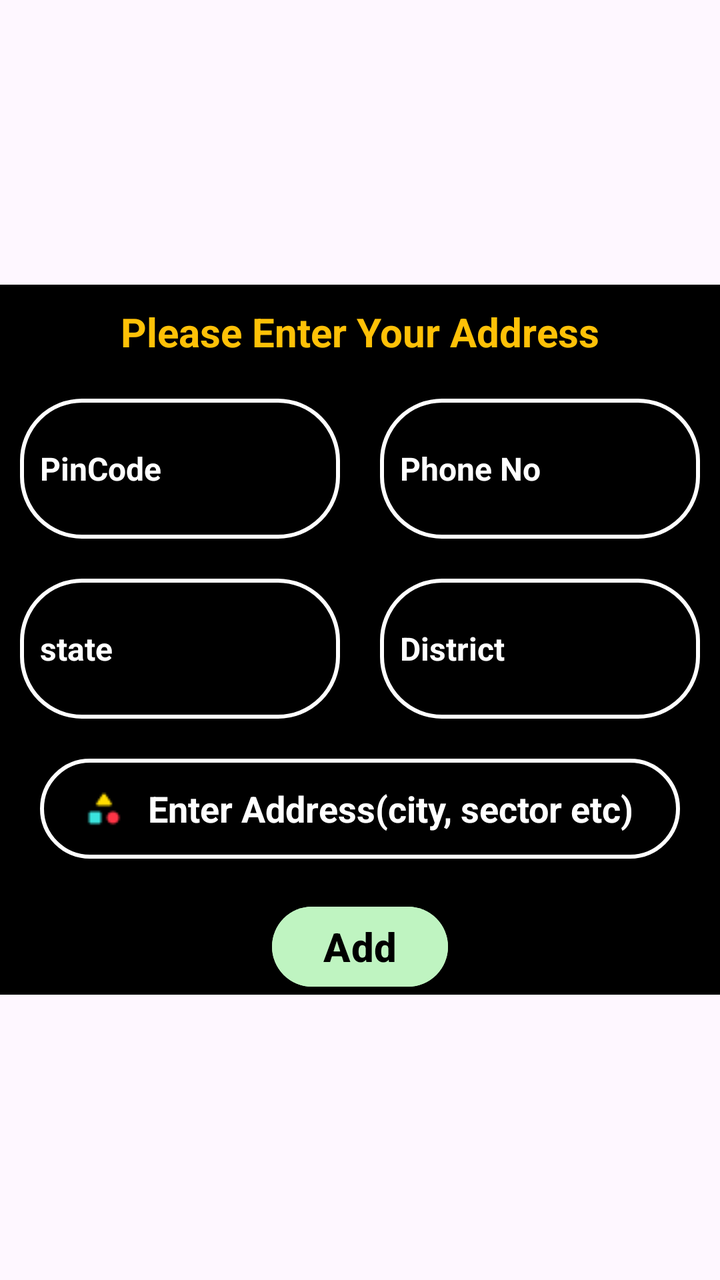
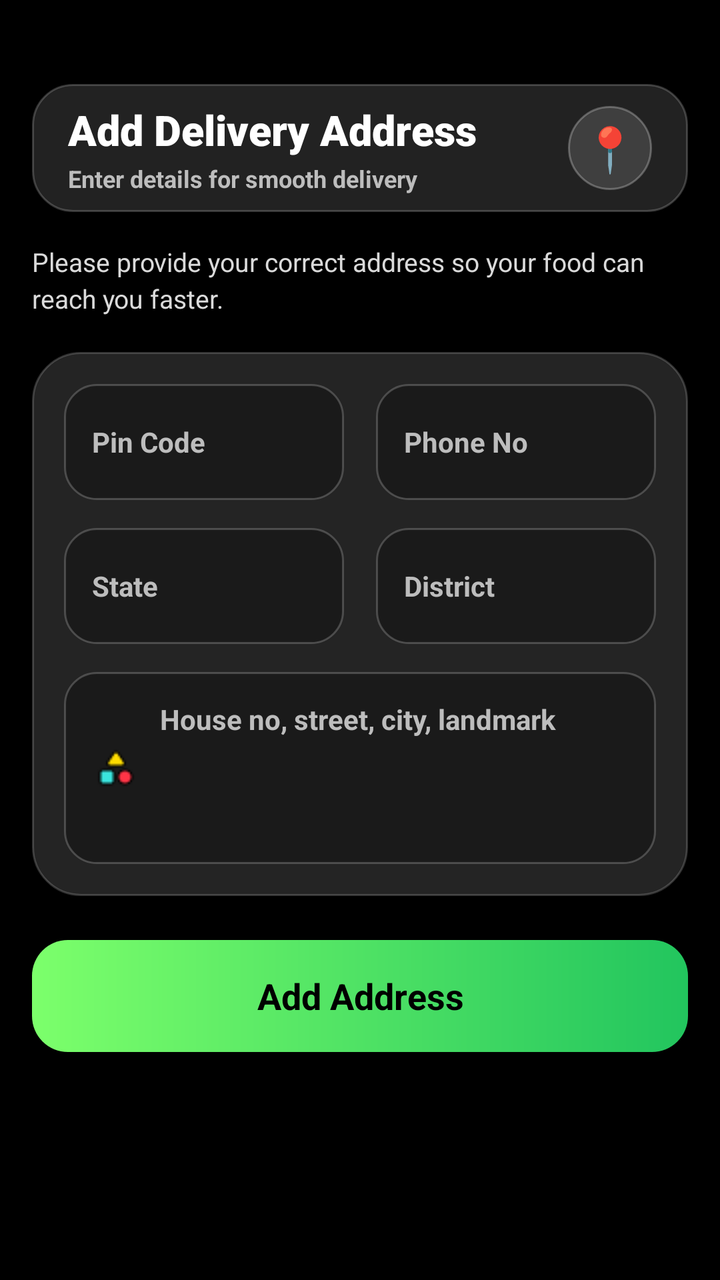

An Android layout rendered at two revisions. The XML below is the earlier revision; the diff shows what the commit changed to produce the second picture.
<!-- AndroidManifest.xml: application theme Theme.Blinklit -->
<!-- res/layout/alert_address_dialog.xml -->
<?xml version="1.0" encoding="utf-8"?>
<ScrollView xmlns:app="http://schemas.android.com/apk/res-auto"
    xmlns:tools="http://schemas.android.com/tools"
    android:layout_width="match_parent"
    android:layout_height="match_parent"
    xmlns:android="http://schemas.android.com/apk/res/android">

    <LinearLayout
        android:layout_width="match_parent"
        android:layout_height="match_parent"
        android:orientation="vertical"
        android:layout_gravity="center"
        android:background="@color/black"
        tools:context=".practice">

        <TextView
            android:layout_width="wrap_content"
            android:layout_height="wrap_content"
            android:textSize="20sp"
            android:textStyle="bold"
            android:text="Please Enter Your Address"
            android:layout_gravity="center"
            android:layout_marginTop="10dp"
            android:textColor="@color/yellow" />




        <LinearLayout
            android:layout_width="match_parent"
            android:layout_height="wrap_content"
            android:layout_marginTop="20dp"
            android:orientation="horizontal"
            >

            <EditText
                android:layout_width="0dp"
                android:id="@+id/PinCode"
                android:layout_height="70dp"
                android:textColor="@color/white"

                android:layout_marginLeft="10dp"
                android:layout_marginRight="10dp"
                android:layout_weight="1"

                android:background="@drawable/bg_add_product"
                android:hint="PinCode"
                android:padding="10dp"
                android:textColorHint="@color/white"
                android:textSize="16sp"
                android:textStyle="bold" />

            <EditText
                android:id="@+id/PhoneNo"
                android:layout_width="0dp"
                android:textColor="@color/white"

                android:layout_height="70dp"
                android:focusableInTouchMode="true"
                android:layout_marginLeft="10dp"
                android:layout_marginRight="10dp"
                android:layout_weight="1"
                android:inputType="text"
                android:background="@drawable/bg_add_product"
                android:hint="Phone No"
                android:padding="10dp"
                android:textColorHint="@color/white"
                android:textSize="16sp"
                android:textStyle="bold" />
        </LinearLayout>

        <LinearLayout
            android:layout_width="match_parent"
            android:layout_height="wrap_content"
            android:layout_marginTop="20dp"
            android:orientation="horizontal"
            >

            <EditText
                android:layout_width="0dp"
                android:id="@+id/state"
                android:layout_height="70dp"
                android:layout_marginLeft="10dp"
                android:layout_marginRight="10dp"
                android:layout_weight="1"
                android:textColor="@color/white"


                android:background="@drawable/bg_add_product"
                android:hint="state"
                android:padding="10dp"
                android:textColorHint="@color/white"
                android:textSize="16sp"
                android:textStyle="bold" />

            <EditText
                android:layout_width="0dp"
                android:id="@+id/District"
                android:layout_height="70dp"
                android:layout_marginLeft="10dp"
                android:layout_marginRight="10dp"
                android:layout_weight="1"
                android:background="@drawable/bg_add_product"
                android:hint="District"
                android:textColor="@color/white"

                android:padding="10dp"

                android:textColorHint="@color/white"
                android:textSize="16sp"
                android:textStyle="bold" />
        </LinearLayout>

        <EditText
            android:layout_width="match_parent"
            android:layout_height="50dp"
            android:id="@+id/Address"
            android:inputType="text"
            android:hint="Enter Address(city, sector etc)"
            android:focusableInTouchMode="true"
            android:textColor="@color/white"


            android:textColorHint="@color/white"
            android:textStyle="bold"
            android:background="@drawable/bg_add_product"
            android:layout_marginTop="20dp"
            android:layout_marginLeft="20dp"
            android:layout_marginRight="20dp"
            android:paddingStart="20dp"
            android:drawablePadding="10dp"

            android:drawableLeft="@drawable/shapes1"/>



        <androidx.constraintlayout.widget.ConstraintLayout
            android:layout_width="match_parent"
            android:layout_marginTop="20dp"
            android:layout_height="match_parent">

            <Button
                android:id="@+id/AddAddress"
                android:layout_width="wrap_content"
                android:layout_height="wrap_content"
                android:layout_gravity="center"
                android:backgroundTint="@color/grey"
                android:enabled="true"
                android:text="Add"

                android:textColor="@color/black"
                android:textSize="20sp"
                android:textStyle="bold"
                app:layout_constraintBottom_toBottomOf="parent"
                app:layout_constraintEnd_toEndOf="parent"
                app:layout_constraintStart_toStartOf="parent" />


        </androidx.constraintlayout.widget.ConstraintLayout>

    </LinearLayout>

</ScrollView>
<!-- resources referenced by this layout -->
<resources>
  <color name="black">#FF000000</color>
  <color name="grey">#BFF4C1</color>
  <color name="white">#FFFFFFFF</color>
  <color name="yellow">#FFC107</color>
  <!-- drawable bg_add_product (drawable) -->
  <?xml version="1.0" encoding="utf-8"?>
  <shape xmlns:android="http://schemas.android.com/apk/res/android">
      <stroke android:width="2dp" android:color="@android:color/white"/>
      <corners android:radius="30dp"/>
  </shape>
  <!-- drawable shapes1: png bitmap (drawable, 597 bytes) -->
  <style name="Theme.Blinklit" parent="Base.Theme.Blinklit" />
  <style name="Base.Theme.Blinklit" parent="Theme.Material3.DayNight.NoActionBar">
          
          
      </style>
</resources>

<!-- the commit's change to res/layout/alert_address_dialog.xml (unified diff, before → after) -->
@@ -1,163 +1,233 @@
 <?xml version="1.0" encoding="utf-8"?>
-<ScrollView xmlns:app="http://schemas.android.com/apk/res-auto"
+<androidx.core.widget.NestedScrollView
+    xmlns:android="http://schemas.android.com/apk/res/android"
+    xmlns:app="http://schemas.android.com/apk/res-auto"
     xmlns:tools="http://schemas.android.com/tools"
     android:layout_width="match_parent"
     android:layout_height="match_parent"
-    xmlns:android="http://schemas.android.com/apk/res/android">
-
-    <LinearLayout
+    android:background="@color/black"
+    android:fillViewport="true"
+    tools:context=".practice">
+
+    <androidx.constraintlayout.widget.ConstraintLayout
+        android:id="@+id/main"
         android:layout_width="match_parent"
-        android:layout_height="match_parent"
-        android:orientation="vertical"
-        android:layout_gravity="center"
-        android:background="@color/black"
-        tools:context=".practice">
-
+        android:layout_height="wrap_content"
+        android:paddingStart="16dp"
+        android:paddingEnd="16dp"
+        android:paddingTop="42dp"
+        android:paddingBottom="24dp">
+
+        
+        <LinearLayout
+            android:id="@+id/addAddressHeader"
+            android:layout_width="0dp"
+            android:layout_height="64dp"
+            android:background="@drawable/bg_address_toolbar"
+            android:elevation="10dp"
+            android:gravity="center_vertical"
+            android:orientation="horizontal"
+            android:paddingStart="18dp"
+            android:paddingEnd="18dp"
+            app:layout_constraintTop_toTopOf="parent"
+            app:layout_constraintStart_toStartOf="parent"
+            app:layout_constraintEnd_toEndOf="parent">
+
+            <LinearLayout
+                android:layout_width="0dp"
+                android:layout_height="wrap_content"
+                android:layout_weight="1"
+                android:orientation="vertical">
+
+                <TextView
+                    android:id="@+id/addAddressTitle"
+                    android:layout_width="match_parent"
+                    android:layout_height="wrap_content"
+                    android:text="Add Delivery Address"
+                    android:textColor="@color/white"
+                    android:textSize="21sp"
+                    android:textStyle="bold"
+                    android:fontFamily="sans-serif-black" />
+
+                <TextView
+                    android:id="@+id/addAddressSmallText"
+                    android:layout_width="match_parent"
+                    android:layout_height="wrap_content"
+                    android:layout_marginTop="2dp"
+                    android:text="Enter details for smooth delivery"
+                    android:textColor="#BDBDBD"
+                    android:textSize="12sp"
+                    android:textStyle="bold" />
+
+            </LinearLayout>
+
+            <TextView
+                android:id="@+id/addressHeaderIcon"
+                android:layout_width="42dp"
+                android:layout_height="42dp"
+                android:background="@drawable/bg_address_icon"
+                android:gravity="center"
+                android:text="📍"
+                android:textSize="22sp" />
+
+        </LinearLayout>
+
+        
         <TextView
-            android:layout_width="wrap_content"
+            android:id="@+id/addressInfoText"
+            android:layout_width="0dp"
             android:layout_height="wrap_content"
-            android:textSize="20sp"
+            android:layout_marginTop="16dp"
+            android:text="Please provide your correct address so your food can reach you faster."
+            android:textColor="#DADADA"
+            android:textSize="13sp"
+            android:lineSpacingExtra="3dp"
+            app:layout_constraintTop_toBottomOf="@id/addAddressHeader"
+            app:layout_constraintStart_toStartOf="parent"
+            app:layout_constraintEnd_toEndOf="parent" />
+
+        
+        <LinearLayout
+            android:id="@+id/addressFormCard"
+            android:layout_width="0dp"
+            android:layout_height="wrap_content"
+            android:layout_marginTop="18dp"
+            android:background="@drawable/bg_address_card"
+            android:elevation="10dp"
+            android:orientation="vertical"
+            android:padding="16dp"
+            app:layout_constraintTop_toBottomOf="@id/addressInfoText"
+            app:layout_constraintStart_toStartOf="parent"
+            app:layout_constraintEnd_toEndOf="parent">
+
+            
+            <LinearLayout
+                android:layout_width="match_parent"
+                android:layout_height="wrap_content"
+                android:orientation="horizontal">
+
+                <EditText
+                    android:id="@+id/PinCode"
+                    android:layout_width="0dp"
+                    android:layout_height="58dp"
+                    android:layout_marginEnd="8dp"
+                    android:layout_weight="1"
+                    android:background="@drawable/bg_address_input"
+                    android:hint="Pin Code"
+                    android:inputType="number"
+                    android:maxLength="6"
+                    android:paddingStart="14dp"
+                    android:paddingEnd="14dp"
+                    android:singleLine="true"
+                    android:textColor="@color/white"
+                    android:textColorHint="#BDBDBD"
+                    android:textSize="14sp"
+                    android:textStyle="bold" />
+
+                <EditText
+                    android:id="@+id/PhoneNo"
+                    android:layout_width="0dp"
+                    android:layout_height="58dp"
+                    android:layout_marginStart="8dp"
+                    android:layout_weight="1"
+                    android:background="@drawable/bg_address_input"
+                    android:hint="Phone No"
+                    android:inputType="phone"
+                    android:maxLength="10"
+                    android:paddingStart="14dp"
+                    android:paddingEnd="14dp"
+                    android:singleLine="true"
+                    android:textColor="@color/white"
+                    android:textColorHint="#BDBDBD"
+                    android:textSize="14sp"
+                    android:textStyle="bold" />
+
+            </LinearLayout>
+
+            
+            <LinearLayout
+                android:layout_width="match_parent"
+                android:layout_height="wrap_content"
+                android:layout_marginTop="14dp"
+                android:orientation="horizontal">
+
+                <EditText
+                    android:id="@+id/state"
+                    android:layout_width="0dp"
+                    android:layout_height="58dp"
+                    android:layout_marginEnd="8dp"
+                    android:layout_weight="1"
+                    android:background="@drawable/bg_address_input"
+                    android:hint="State"
+                    android:inputType="textCapWords"
+                    android:paddingStart="14dp"
+                    android:paddingEnd="14dp"
+                    android:singleLine="true"
+                    android:textColor="@color/white"
+                    android:textColorHint="#BDBDBD"
+                    android:textSize="14sp"
+                    android:textStyle="bold" />
+
+                <EditText
+                    android:id="@+id/District"
+                    android:layout_width="0dp"
+                    android:layout_height="58dp"
+                    android:layout_marginStart="8dp"
+                    android:layout_weight="1"
+                    android:background="@drawable/bg_address_input"
+                    android:hint="District"
+                    android:inputType="textCapWords"
+                    android:paddingStart="14dp"
+                    android:paddingEnd="14dp"
+                    android:singleLine="true"
+                    android:textColor="@color/white"
+                    android:textColorHint="#BDBDBD"
+                    android:textSize="14sp"
+                    android:textStyle="bold" />
+
+            </LinearLayout>
+
+            
+            <EditText
+                android:id="@+id/Address"
+                android:layout_width="match_parent"
+                android:layout_height="96dp"
+                android:layout_marginTop="14dp"
+                android:background="@drawable/bg_address_input"
+                android:drawableStart="@drawable/shapes1"
+                android:drawablePadding="10dp"
+                android:gravity="top|start"
+                android:hint="House no, street, city, landmark"
+                android:inputType="textMultiLine|textCapSentences"
+                android:maxLines="3"
+                android:minLines="2"
+                android:paddingStart="14dp"
+                android:paddingEnd="14dp"
+                android:paddingTop="14dp"
+                android:paddingBottom="14dp"
+                android:textColor="@color/white"
+                android:textColorHint="#BDBDBD"
+                android:textSize="14sp"
+                android:textStyle="bold" />
+
+        </LinearLayout>
+
+        
+        <TextView
+            android:id="@+id/AddAddress"
+            android:layout_width="0dp"
+            android:layout_height="56dp"
+            android:layout_marginTop="22dp"
+            android:background="@drawable/bg_add_address_button"
+            android:gravity="center"
+            android:text="Add Address"
+            android:textColor="@color/black"
+            android:textSize="18sp"
             android:textStyle="bold"
-            android:text="Please Enter Your Address"
-            android:layout_gravity="center"
-            android:layout_marginTop="10dp"
-            android:textColor="@color/yellow" />
-
-
-
-
-        <LinearLayout
-            android:layout_width="match_parent"
-            android:layout_height="wrap_content"
-            android:layout_marginTop="20dp"
-            android:orientation="horizontal"
-            >
-
-            <EditText
-                android:layout_width="0dp"
-                android:id="@+id/PinCode"
-                android:layout_height="70dp"
-                android:textColor="@color/white"
-
-                android:layout_marginLeft="10dp"
-                android:layout_marginRight="10dp"
-                android:layout_weight="1"
-
-                android:background="@drawable/bg_add_product"
-                android:hint="PinCode"
-                android:padding="10dp"
-                android:textColorHint="@color/white"
-                android:textSize="16sp"
-                android:textStyle="bold" />
-
-            <EditText
-                android:id="@+id/PhoneNo"
-                android:layout_width="0dp"
-                android:textColor="@color/white"
-
-                android:layout_height="70dp"
-                android:focusableInTouchMode="true"
-                android:layout_marginLeft="10dp"
-                android:layout_marginRight="10dp"
-                android:layout_weight="1"
-                android:inputType="text"
-                android:background="@drawable/bg_add_product"
-                android:hint="Phone No"
-                android:padding="10dp"
-                android:textColorHint="@color/white"
-                android:textSize="16sp"
-                android:textStyle="bold" />
-        </LinearLayout>
-
-        <LinearLayout
-            android:layout_width="match_parent"
-            android:layout_height="wrap_content"
-            android:layout_marginTop="20dp"
-            android:orientation="horizontal"
-            >
-
-            <EditText
-                android:layout_width="0dp"
-                android:id="@+id/state"
-                android:layout_height="70dp"
-                android:layout_marginLeft="10dp"
-                android:layout_marginRight="10dp"
-                android:layout_weight="1"
-                android:textColor="@color/white"
-
-
-                android:background="@drawable/bg_add_product"
-                android:hint="state"
-                android:padding="10dp"
-                android:textColorHint="@color/white"
-                android:textSize="16sp"
-                android:textStyle="bold" />
-
-            <EditText
-                android:layout_width="0dp"
-                android:id="@+id/District"
-                android:layout_height="70dp"
-                android:layout_marginLeft="10dp"
-                android:layout_marginRight="10dp"
-                android:layout_weight="1"
-                android:background="@drawable/bg_add_product"
-                android:hint="District"
-                android:textColor="@color/white"
-
-                android:padding="10dp"
-
-                android:textColorHint="@color/white"
-                android:textSize="16sp"
-                android:textStyle="bold" />
-        </LinearLayout>
-
-        <EditText
-            android:layout_width="match_parent"
-            android:layout_height="50dp"
-            android:id="@+id/Address"
-            android:inputType="text"
-            android:hint="Enter Address(city, sector etc)"
-            android:focusableInTouchMode="true"
-            android:textColor="@color/white"
-
-
-            android:textColorHint="@color/white"
-            android:textStyle="bold"
-            android:background="@drawable/bg_add_product"
-            android:layout_marginTop="20dp"
-            android:layout_marginLeft="20dp"
-            android:layout_marginRight="20dp"
-            android:paddingStart="20dp"
-            android:drawablePadding="10dp"
-
-            android:drawableLeft="@drawable/shapes1"/>
-
-
-
-        <androidx.constraintlayout.widget.ConstraintLayout
-            android:layout_width="match_parent"
-            android:layout_marginTop="20dp"
-            android:layout_height="match_parent">
-
-            <Button
-                android:id="@+id/AddAddress"
-                android:layout_width="wrap_content"
-                android:layout_height="wrap_content"
-                android:layout_gravity="center"
-                android:backgroundTint="@color/grey"
-                android:enabled="true"
-                android:text="Add"
-
-                android:textColor="@color/black"
-                android:textSize="20sp"
-                android:textStyle="bold"
-                app:layout_constraintBottom_toBottomOf="parent"
-                app:layout_constraintEnd_toEndOf="parent"
-                app:layout_constraintStart_toStartOf="parent" />
-
-
-        </androidx.constraintlayout.widget.ConstraintLayout>
-
-    </LinearLayout>
-
-</ScrollView>
+            app:layout_constraintTop_toBottomOf="@id/addressFormCard"
+            app:layout_constraintStart_toStartOf="parent"
+            app:layout_constraintEnd_toEndOf="parent" />
+
+    </androidx.constraintlayout.widget.ConstraintLayout>
+
+</androidx.core.widget.NestedScrollView>
<!-- resource entries referenced after the edit -->
@@ -1,14 +1,51 @@
 <!-- resources referenced by this layout -->
 <resources>
   <color name="black">#FF000000</color>
-  <color name="grey">#BFF4C1</color>
   <color name="white">#FFFFFFFF</color>
-  <color name="yellow">#FFC107</color>
-  <!-- drawable bg_add_product (drawable) -->
+  <!-- drawable bg_add_address_button (drawable) -->
   <?xml version="1.0" encoding="utf-8"?>
   <shape xmlns:android="http://schemas.android.com/apk/res/android">
-      <stroke android:width="2dp" android:color="@android:color/white"/>
-      <corners android:radius="30dp"/>
+      <gradient
+          android:startColor="#7CFF6B"
+          android:endColor="#22C55E"
+          android:angle="0" />
+      <corners android:radius="18dp" />
+  </shape>
+  <!-- drawable bg_address_card (drawable) -->
+  <?xml version="1.0" encoding="utf-8"?>
+  <shape xmlns:android="http://schemas.android.com/apk/res/android">
+      <solid android:color="#242424" />
+      <corners android:radius="24dp" />
+      <stroke
+          android:width="1dp"
+          android:color="#30FFFFFF" />
+  </shape>
+  <!-- drawable bg_address_icon (drawable) -->
+  <?xml version="1.0" encoding="utf-8"?>
+  <shape xmlns:android="http://schemas.android.com/apk/res/android">
+      <solid android:color="#22FFFFFF" />
+      <corners android:radius="50dp" />
+      <stroke
+          android:width="1dp"
+          android:color="#44FFFFFF" />
+  </shape>
+  <!-- drawable bg_address_input (drawable) -->
+  <?xml version="1.0" encoding="utf-8"?>
+  <shape xmlns:android="http://schemas.android.com/apk/res/android">
+      <solid android:color="#1A1A1A" />
+      <corners android:radius="16dp" />
+      <stroke
+          android:width="1dp"
+          android:color="#33FFFFFF" />
+  </shape>
+  <!-- drawable bg_address_toolbar (drawable) -->
+  <?xml version="1.0" encoding="utf-8"?>
+  <shape xmlns:android="http://schemas.android.com/apk/res/android">
+      <solid android:color="#222222" />
+      <corners android:radius="20dp" />
+      <stroke
+          android:width="1dp"
+          android:color="#33FFFFFF" />
   </shape>
   <!-- drawable shapes1: png bitmap (drawable, 597 bytes) -->
   <style name="Theme.Blinklit" parent="Base.Theme.Blinklit" />
